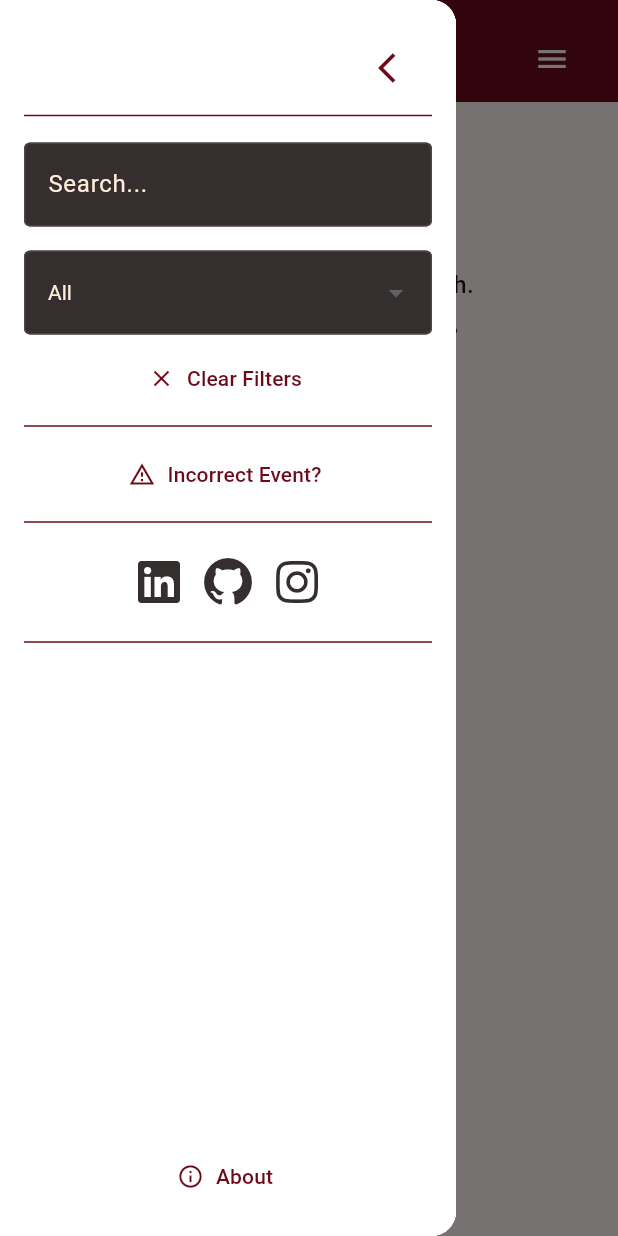
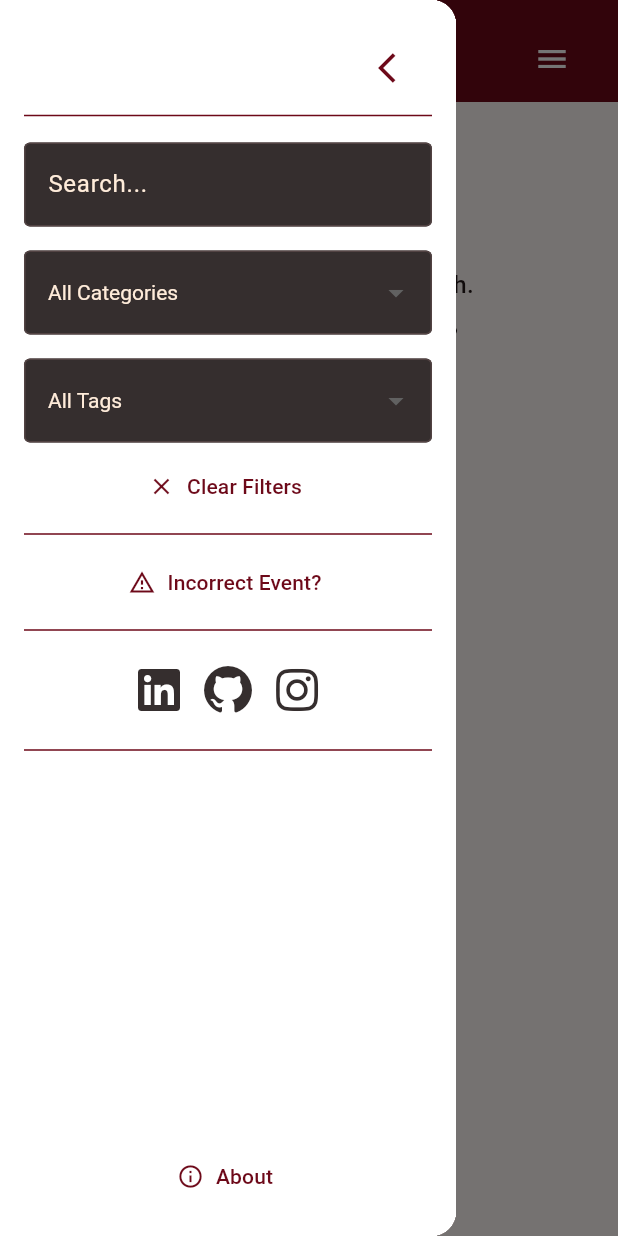
Before and after one commit to Carlo-J-Smit/stelliesLive, a Flutter app: the screen it shows after launch, with the side drawer open, on a phone screen of 412 x 824 dp. Run offline on Flutter 3.47's test engine with Material 3 defaults, Android fonts, the light colour scheme and no system bars; our stand-ins replace cloud_firestore, device_info_plus, firebase_auth, firebase_core, firebase_messaging, firebase_storage and 9 more; missing offline and left inert: firebase_performance; accounts and stored records are empty.

Commit message:
tag filterring

```diff
--- a/lib/main.dart
+++ b/lib/main.dart
@@ -50,6 +50,7 @@ void main() async {
       const useEmulator = true; // <-- toggle ON/OFF
 
       final emulatorHost = kIsWeb ? 'localhost' : '10.0.2.2';
+      //final emulatorHost = '192.168.68.104'; //over network
 
       if (useEmulator) {
         FirebaseFirestore.instance.useFirestoreEmulator(emulatorHost, 8080);
--- a/lib/screens/activity.dart
+++ b/lib/screens/activity.dart
@@ -947,7 +947,7 @@ class _ActivityScreenState extends State<ActivityScreen> {
                         AnimatedPositioned(
                           duration: const Duration(milliseconds: 2000),
 
-                          bottom: _bottomMapPadding + 120,
+                          bottom: _bottomMapPadding + 135,
                           //_bottomMapPadding + 165, // base + padding from ad
                           right: 12,
                           child: _MapCircleButton(
@@ -966,7 +966,7 @@ class _ActivityScreenState extends State<ActivityScreen> {
                         // Custom Zoom Controls (bottom-right)
                         AnimatedPositioned(
                           duration: const Duration(milliseconds: 2000),
-                          bottom: _bottomMapPadding,
+                          bottom: _bottomMapPadding+20,
                           //bottom: _bottomMapPadding + 50,
                           right: 12,
                           child: Column(
--- a/lib/screens/events_screen.dart
+++ b/lib/screens/events_screen.dart
@@ -27,6 +27,7 @@ class _EventsScreenState extends State<EventsScreen> {
   List<Event> _filteredEvents = [];
   String _searchQuery = '';
   String _filterType = 'All';
+  String _selectedTag = 'All';
   final TextEditingController _searchController = TextEditingController();
   final GlobalKey<FormState> _formKey = GlobalKey<FormState>();
 
@@ -80,21 +81,23 @@ class _EventsScreenState extends State<EventsScreen> {
   void _applyFilters() {
     setState(() {
       final lowerQuery = _searchController.text.toLowerCase();
-      _filteredEvents =
-          _allEvents.where((event) {
-            final matchesSearch =
-                event.title.toLowerCase().contains(lowerQuery) ||
+      _filteredEvents = _allEvents.where((event) {
+        final matchesSearch =
+            event.title.toLowerCase().contains(lowerQuery) ||
                 event.venue.toLowerCase().contains(lowerQuery);
-            final matchesFilter =
-                _filterType == 'All' || event.category == _filterType;
-            return matchesSearch && matchesFilter;
-          }).toList();
+        final matchesCategory =
+            _filterType == 'All' || event.category == _filterType;
+        final matchesTag =
+            _selectedTag == 'All' || (event.tag?.contains(_selectedTag) ?? false);
+        return matchesSearch && matchesCategory && matchesTag;
+      }).toList();
     });
   }
 
   void _clearFilters() {
     _searchController.clear();
     _filterType = 'All';
+    _selectedTag = 'All';
     _applyFilters();
   }
 
@@ -194,15 +197,20 @@ class _EventsScreenState extends State<EventsScreen> {
               isNarrow
                   ? Drawer(
                     child: Sidebar(
-                      onSearchChanged: (query) => _applyFilters(),
-                      onFilterChanged: (filter) {
-                        _filterType = filter ?? 'All';
+                      onSearchChanged: (_) => _applyFilters(),
+                      onFilterChanged: (value) {
+                        _filterType = value ?? 'All';
+                        _applyFilters();
+                      },
+                      onTagChanged: (value) {
+                        _selectedTag = value ?? 'All';
                         _applyFilters();
                       },
                       onClearFilters: _clearFilters,
-                      onClose: () => Navigator.of(context).pop(),
                       searchController: _searchController,
                       selectedFilter: _filterType,
+                      selectedTag: _selectedTag,
+                      onClose: () => Navigator.of(context).pop(),
                     ),
                   )
                   : null,
@@ -217,15 +225,20 @@ class _EventsScreenState extends State<EventsScreen> {
                   children: [
                     if (!isNarrow)
                       Sidebar(
-                        onSearchChanged: (query) => _applyFilters(),
-                        onFilterChanged: (filter) {
-                          _filterType = filter ?? 'All';
+                        onSearchChanged: (_) => _applyFilters(),
+                        onFilterChanged: (value) {
+                          _filterType = value ?? 'All';
+                          _applyFilters();
+                        },
+                        onTagChanged: (value) {
+                          _selectedTag = value ?? 'All';
                           _applyFilters();
                         },
                         onClearFilters: _clearFilters,
-                        onClose: () => Navigator.of(context).pop(),
                         searchController: _searchController,
                         selectedFilter: _filterType,
+                        selectedTag: _selectedTag,
+                        onClose: () => Navigator.of(context).pop(),
                       ),
 
                     Expanded(
--- a/lib/widgets/event_card.dart
+++ b/lib/widgets/event_card.dart
@@ -140,7 +140,7 @@ class _EventCardState extends State<EventCard> {
                 child: LayoutBuilder(
                   builder: (context, constraints) {
                     final screenWidth = MediaQuery.of(context).size.width;
-                    final showText = screenWidth > 400; // arbitrary breakpoint for small screens
+                    final showText = screenWidth > 500; // arbitrary breakpoint for small screens
 
                     return Container(
                       padding: const EdgeInsets.symmetric(horizontal: 8, vertical: 4),
--- a/lib/widgets/sidebar.dart
+++ b/lib/widgets/sidebar.dart
@@ -13,6 +13,8 @@ class Sidebar extends StatelessWidget {
   final TextEditingController searchController;
   final String selectedFilter;
   final VoidCallback onClearFilters;
+  final Function(String?) onTagChanged;
+  final String selectedTag;
 
   const Sidebar({
     super.key,
@@ -21,6 +23,8 @@ class Sidebar extends StatelessWidget {
     required this.onClearFilters,
     required this.searchController,
     required this.selectedFilter,
+    required this.onTagChanged,
+    required this.selectedTag,
     this.onClose,
   });
 
@@ -41,6 +45,11 @@ class Sidebar extends StatelessWidget {
         width: 220,
         color: AppColors.white, // 💡 use your custom background
         padding: const EdgeInsets.all(16),
+        child: Column(
+          children: [
+            // Scrollable content
+            Expanded(
+              child: SingleChildScrollView(
                 child: Column(
                   crossAxisAlignment: CrossAxisAlignment.end,
                   children: [
@@ -77,18 +86,24 @@ class Sidebar extends StatelessWidget {
 
                     const SizedBox(height: 16),
 
-            // ⬇️ Dropdown Filter category
+                    // ⬇️ Dropdown Filter Category
                     DropdownButtonFormField<String>(
                       value: selectedFilter,
                       items: const [
-                DropdownMenuItem(value: 'All', child: Text('All')),
+                        DropdownMenuItem(value: 'All', child: Text('All Categories')),
                         DropdownMenuItem(value: 'Games', child: Text('Games')),
-                DropdownMenuItem(value: 'Karaoke', child: Text('Karaoke')),
+                        DropdownMenuItem(
+                          value: 'Karaoke',
+                          child: Text('Karaoke'),
+                        ),
                         DropdownMenuItem(
                           value: 'Live Music',
                           child: Text('Live Music'),
                         ),
-                DropdownMenuItem(value: 'Market', child: Text('Market')),
+                        DropdownMenuItem(
+                          value: 'Market',
+                          child: Text('Market'),
+                        ),
                         DropdownMenuItem(value: 'Sport', child: Text('Sport')),
                         DropdownMenuItem(
                           value: 'Themed Night',
@@ -107,12 +122,52 @@ class Sidebar extends StatelessWidget {
                       style: const TextStyle(color: AppColors.textLight),
                     ),
 
+                    const SizedBox(height: 16),
+
+                    // ⬇️ Dropdown Filter Tag
+                    DropdownButtonFormField<String>(
+                      value: selectedTag,
+                      items: [
+                        DropdownMenuItem(
+                          value: 'All',
+                          child: const Text('All Tags'),
+                        ),
+                        ...['18+', 'VIP', 'Sold Out', 'Free Entry', 'Popular', 'Outdoor', 'Limited Seats']
+                            .map(
+                              (tag) => DropdownMenuItem(
+                            value: tag,
+                            child: Row(
+                              children: [
+                                Icon(_tagIcon(tag), color: _tagColor(tag)),
+                                const SizedBox(width: 8),
+                                Text(tag),
+                              ],
+                            ),
+                          ),
+                        ),
+                      ],
+                      onChanged: onTagChanged,
+                      decoration: InputDecoration(
+                        filled: true,
+                        fillColor: AppColors.darkInteract,
+                        border: OutlineInputBorder(
+                          borderRadius: BorderRadius.circular(4),
+                        ),
+                      ),
+                      dropdownColor: AppColors.darkInteract,
+                      style: const TextStyle(color: AppColors.textLight),
+                    ),
+
+
                     const SizedBox(height: 5),
 
                     Center(
                       child: TextButton.icon(
                         onPressed: onClearFilters,
-                icon: const Icon(Icons.clear, color: AppColors.primaryRed),
+                        icon: const Icon(
+                          Icons.clear,
+                          color: AppColors.primaryRed,
+                        ),
                         label: const Text(
                           'Clear Filters',
                           style: TextStyle(color: AppColors.primaryRed),
@@ -140,7 +195,6 @@ class Sidebar extends StatelessWidget {
                         ),
                       ],
                     ),
-
 
                     //const SizedBox(height: 5),
                     const Divider(color: AppColors.primaryRed, thickness: 1),
@@ -176,8 +230,9 @@ class Sidebar extends StatelessWidget {
                         const SizedBox(width: 16),
                         InkWell(
                           onTap:
-                      () =>
-                          _launchUrl('https://www.instagram.com/stellieslive/'),
+                              () => _launchUrl(
+                                'https://www.instagram.com/stellieslive/',
+                              ),
                           child: const FaIcon(
                             FontAwesomeIcons.instagram,
                             size: 32,
@@ -190,9 +245,12 @@ class Sidebar extends StatelessWidget {
                     const SizedBox(height: 16),
                     const Divider(color: AppColors.primaryRed, thickness: 1),
                     const SizedBox(height: 16),
+                  ],
+                ),
+              ),
+            ),
 
-            const Spacer(), // ⬅️ Pushes the about button to the bottom
-
+            //const Spacer(), // ⬅️ Pushes the about button to the bottom
             Center(
               child: TextButton.icon(
                 onPressed: () {
@@ -213,4 +271,46 @@ class Sidebar extends StatelessWidget {
       ),
     );
   }
+
+  Color _tagColor(String tag) {
+    switch (tag) {
+      case '18+':
+        return Colors.redAccent;
+      case 'VIP':
+        return Colors.purple;
+      case 'Sold Out':
+        return Colors.grey;
+      case 'Free Entry':
+        return Colors.green;
+      case 'Popular':
+        return Colors.orange;
+      case 'Outdoor':
+        return Colors.teal;
+      case 'Limited Seats':
+        return Colors.blue;
+      default:
+        return Colors.black;
     }
+  }
+
+  IconData _tagIcon(String tag) {
+    switch (tag) {
+      case '18+':
+        return Icons.do_not_disturb_alt;
+      case 'VIP':
+        return Icons.star;
+      case 'Sold Out':
+        return Icons.block;
+      case 'Free Entry':
+        return Icons.check_circle_outline;
+      case 'Popular':
+        return Icons.local_fire_department;
+      case 'Outdoor':
+        return Icons.park;
+      case 'Limited Seats':
+        return Icons.event_seat;
+      default:
+        return Icons.label;
+    }
+  }
+}
```
Lines whose indentation alone changed are shown as unchanged.
